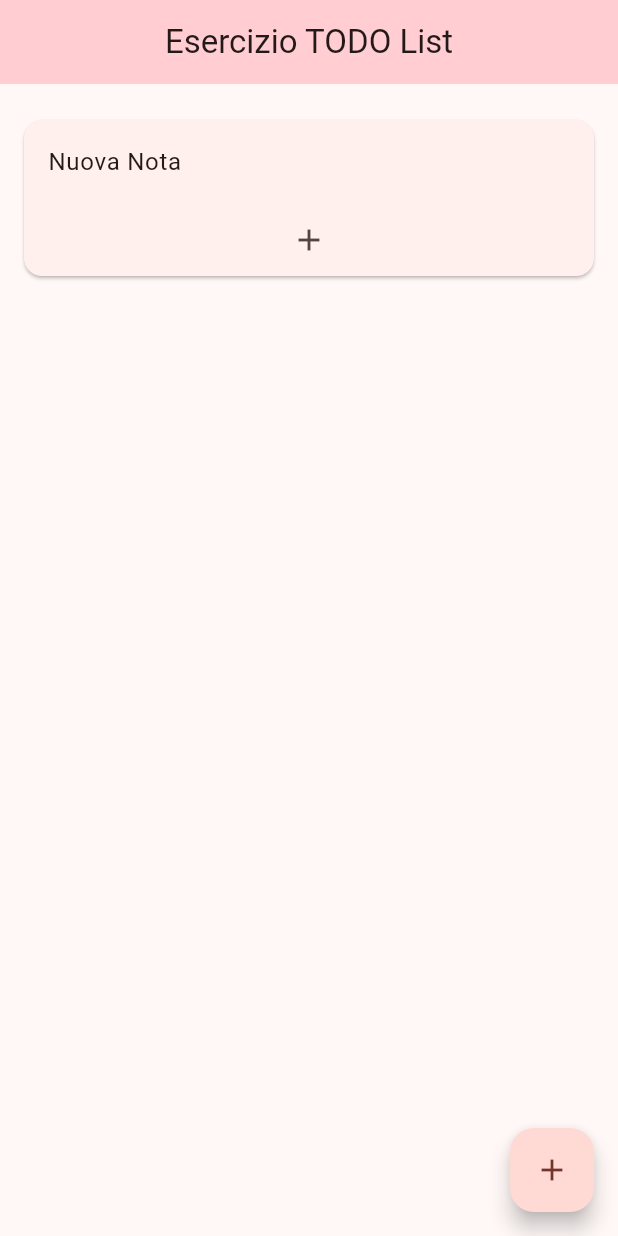
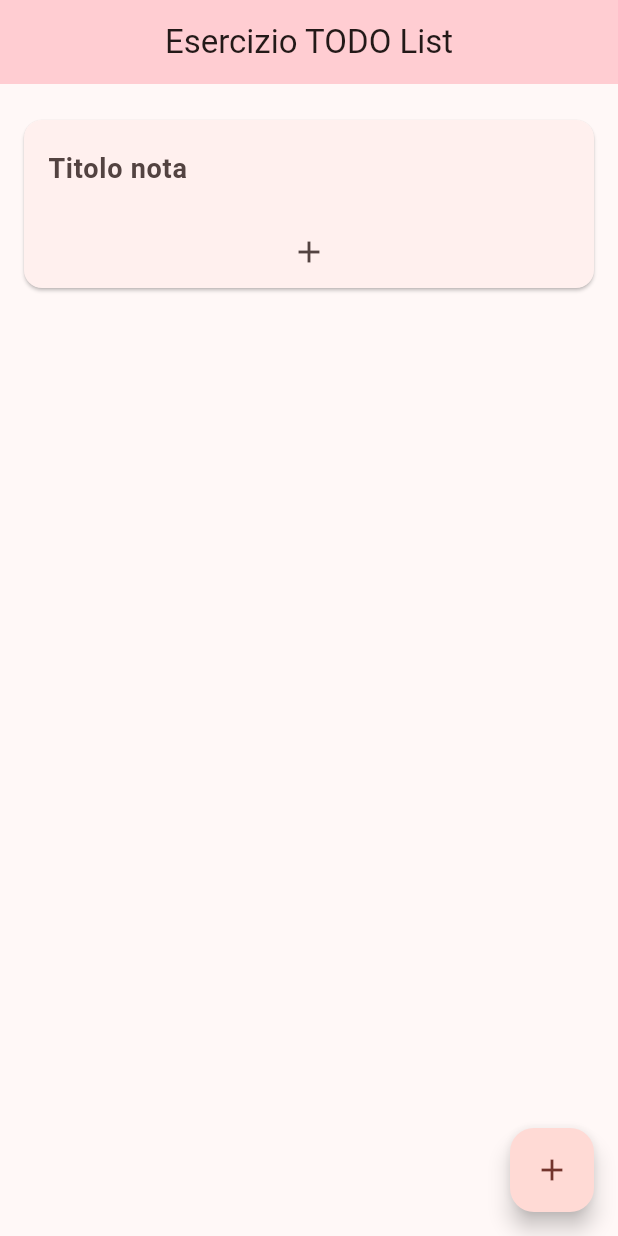
Before and after one commit to RiccardoCazzaro/TPSIT_25-26, a Flutter app: the screen it shows after launch, after a tap on the "add" icon, on a phone screen of 412 x 824 dp. Run offline on Flutter 3.47's test engine with Material 3 defaults, Android fonts, the phone set to English and light mode, and no system bars.

Commit message:
Aggiornamento esercizio

```diff
--- a/todoList/lib/main.dart
+++ b/todoList/lib/main.dart
@@ -63,7 +63,7 @@ class _MyHomePageState extends State<MyHomePage> {
       floatingActionButton: FloatingActionButton(
         child: const Icon(Icons.add),
         onPressed: () {
-          notifier.addNote("Nuova Nota");
+          notifier.addNote("NotaNuova ");
         },
       ),
     );
--- a/todoList/lib/model.dart
+++ b/todoList/lib/model.dart
@@ -1,13 +1,15 @@
+import 'package:flutter/material.dart';
 class Todo {
-  Todo({required this.name, required this.checked});
-
+  Todo({required this.name, required this.checked, required this.controller});
+  final TextEditingController controller;
   String name;
   bool checked;
 }
 
 class Note {
-  Note({required this.title, required this.todos});
+  Note({required this.title, required this.todos, required this.titleController});
 
   String title;
   List<Todo> todos;
+  final TextEditingController titleController;
 }
--- a/todoList/lib/notifier.dart
+++ b/todoList/lib/notifier.dart
@@ -7,12 +7,12 @@ class TodoListNotifier with ChangeNotifier {
   int get length => _notes.length;
 
   void addNote(String title) {
-    _notes.add(Note(title: title, todos: []));
+    _notes.add(Note(title: title, todos: [], titleController: TextEditingController()));
     notifyListeners();
   }
 
   void addTodoToNote(int noteIndex, String name) {
-    _notes[noteIndex].todos.add(Todo(name: name, checked: false));
+    _notes[noteIndex].todos.add(Todo(name: name, checked: false, controller: TextEditingController()));
     notifyListeners();
   }
 
@@ -31,8 +31,7 @@ class TodoListNotifier with ChangeNotifier {
     notifyListeners();
   }
 
-  Note getNote(int index) => _notes[index];
-
-  Todo getTodoFromNote(int noteIndex, int todoIndex) =>
-      _notes[noteIndex].todos[todoIndex];
+  Note getNote(int index) {
+    return _notes[index];
+  }
 }
--- a/todoList/lib/widgets.dart
+++ b/todoList/lib/widgets.dart
@@ -11,20 +11,28 @@ class NoteCard extends StatelessWidget {
   @override
   Widget build(BuildContext context) {
     final notifier = context.read<TodoListNotifier>();
-
     return Card(
       margin: const EdgeInsets.symmetric(vertical: 8.0),
       child: Column(
         children: [
           ListTile(
-            title: Text(note.title),
+            title: TextField(
+              controller: note.titleController,
+              onChanged: (text) {
+                note.title = text;
+              },
+              decoration: const InputDecoration(
+                hintText: "Titolo nota",
+                border: InputBorder.none,
+              ),
+              style: const TextStyle(fontWeight: FontWeight.bold, fontSize: 18),
+            ),
           ),
           Column(
             children: [
               for (int i = 0; i < note.todos.length; i++)
                 TodoItem(
                     todo: note.todos[i], noteIndex: noteIndex, todoIndex: i),
-              if (note.todos.length < 3)
                 IconButton(
                   icon: const Icon(Icons.add),
                   onPressed: () {
@@ -48,6 +56,14 @@ class TodoItem extends StatelessWidget {
   final int noteIndex;
   final int todoIndex;
 
+  TextStyle? _getTextStyle(bool checked) {
+    if (!checked) return null;
+    return const TextStyle(
+      color: Colors.black,
+      decoration: TextDecoration.lineThrough,
+    );
+  }
+
   @override
   Widget build(BuildContext context) {
     final notifier = context.read<TodoListNotifier>();
@@ -56,9 +72,15 @@ class TodoItem extends StatelessWidget {
       padding: const EdgeInsets.symmetric(horizontal: 8.0),
       child: Row(
         children: [
+          Checkbox(
+            value: todo.checked,
+            onChanged: (bool? value) {
+              notifier.changeTodoStatus(noteIndex, todo);
+            },
+          ),
           Expanded(
-            child: TextFormField(
-              initialValue: todo.name,
+            child: TextField(
+              controller: todo.controller,
               onChanged: (text) {
                 notifier.updateTodo(noteIndex, todo, text);
               },
@@ -66,7 +88,12 @@ class TodoItem extends StatelessWidget {
                 border: InputBorder.none,
                 hintText: "Scrivi qua",
               ),
+               style: _getTextStyle(todo.checked),
             ),
+          ),
+          IconButton(
+            icon: const Icon(Icons.close, size: 20),
+            onPressed: () => notifier.deleteTodoFromNote(noteIndex, todo),  //modifica
           ),
         ],
       ),
```
